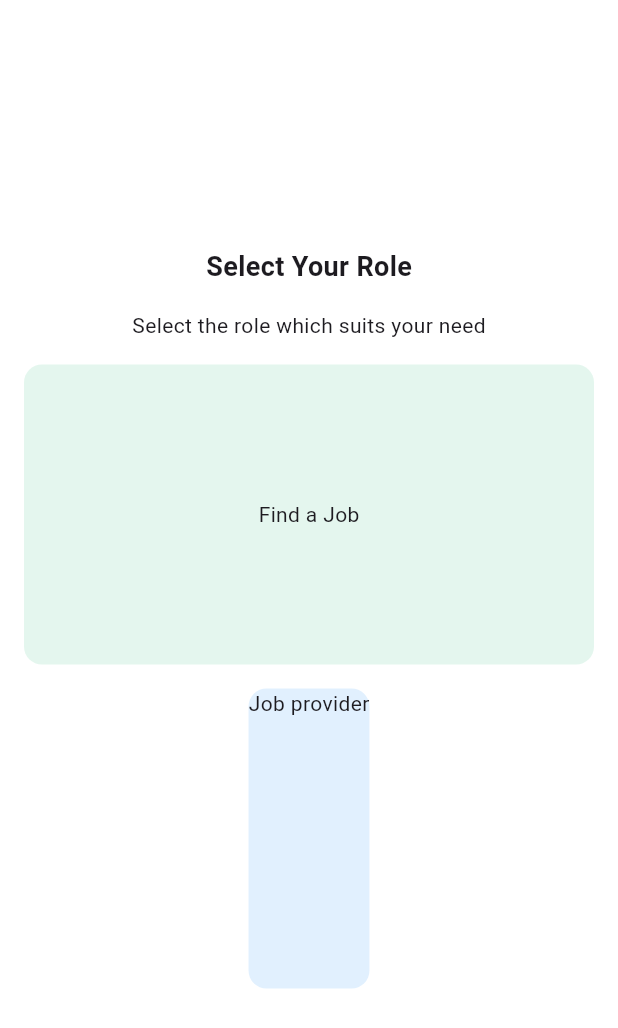
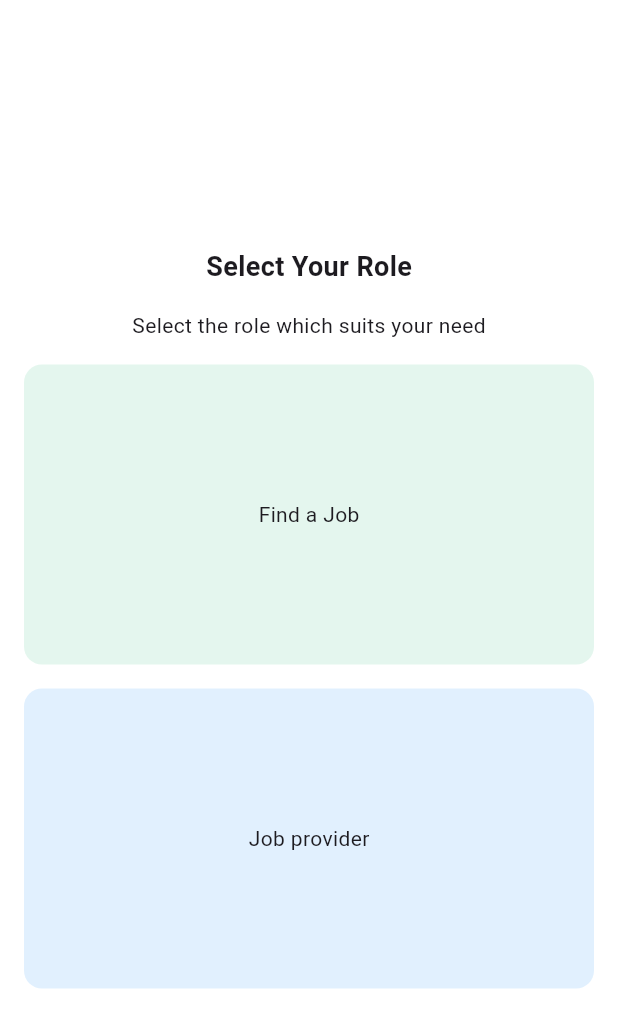
Before and after one commit to JAICHANGPARK/flutter_notebook_chapter_42, a Flutter app: the HrSelectScreen screen opened directly, on a phone screen of 412 x 824 dp. Shown: the top 1028 px of the screen. Run offline on Flutter 3.47's test engine with Material 3 defaults, Android fonts, the light colour scheme and no system bars; our stand-ins replace date_picker_timeline, gap, hugeicons.

Commit message:
Update hr_select_screen.dart

```diff
--- a/lib/ep2124_hr_app/views/hr_select_screen.dart
+++ b/lib/ep2124_hr_app/views/hr_select_screen.dart
@@ -47,7 +47,7 @@ class _HrSelectScreenState extends State<HrSelectScreen> {
                     color: Color(0x221d8ff8),
                     borderRadius: BorderRadius.circular(12),
                   ),
-                  child: Text("Job provider"),
+                  child: Center(child: Text("Job provider")),
                 )
               ],
             ),
```
